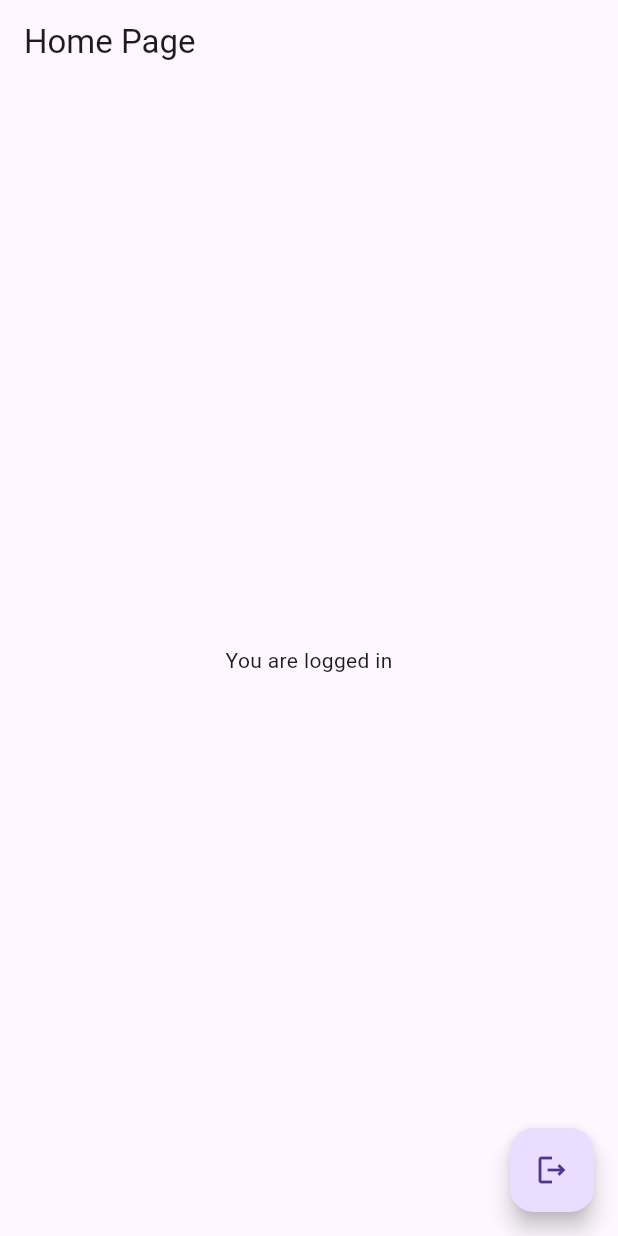
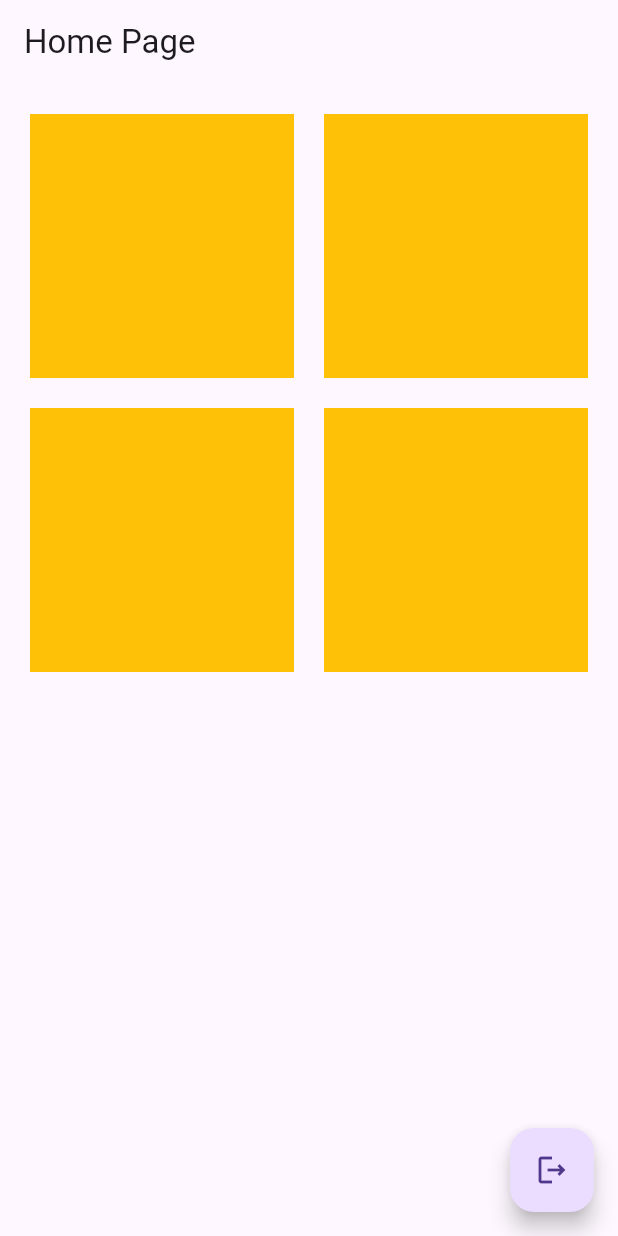
Before and after one commit to shandikadav/qrcode_bloc, a Flutter app: the HomePage screen opened by its route, on a phone screen of 412 x 824 dp. Run offline on Flutter 3.47's test engine with Material 3 defaults, Android fonts, the phone set to English and light mode, and no system bars; our stand-ins replace bloc, firebase_auth, firebase_core, flutter_bloc, go_router; accounts and stored records are empty.

Commit message:
refractor : Adding some refractor

```diff
--- a/lib/pages/home.dart
+++ b/lib/pages/home.dart
@@ -11,32 +11,17 @@ class HomePage extends StatelessWidget {
       appBar: AppBar(
         title: const Text('Home Page'),
       ),
-      body: BlocConsumer<AuthBloc, AuthState>(
-        listener: (context, state) {
-          if (state is AuthStateLogout) {
-            context.goNamed(RouteNames.login);
-          }
-        },
-        builder: (context, state) {
-          if (state is AuthStateLoading) {
-            return const Center(
-              child: CircularProgressIndicator(),
-            );
-          } else if (state is AuthStateError) {
-            ScaffoldMessenger.of(context).showSnackBar(
-              SnackBar(
-                content: Text(state.message),
-                duration: const Duration(seconds: 2),
-              ),
-            );
-          }
-          return const Center(
-            child: Column(
-              mainAxisAlignment: MainAxisAlignment.center,
-              children: [
-                Text('You are logged in'),
-              ],
-            ),
+      body: GridView.builder(
+        padding: const EdgeInsets.all(20),
+        itemCount: 4,
+        gridDelegate: const SliverGridDelegateWithFixedCrossAxisCount(
+          crossAxisCount: 2,
+          mainAxisSpacing: 20,
+          crossAxisSpacing: 20,
+        ),
+        itemBuilder: (context, index) {
+          return Container(
+            color: Colors.amber,
           );
         },
       ),
```
